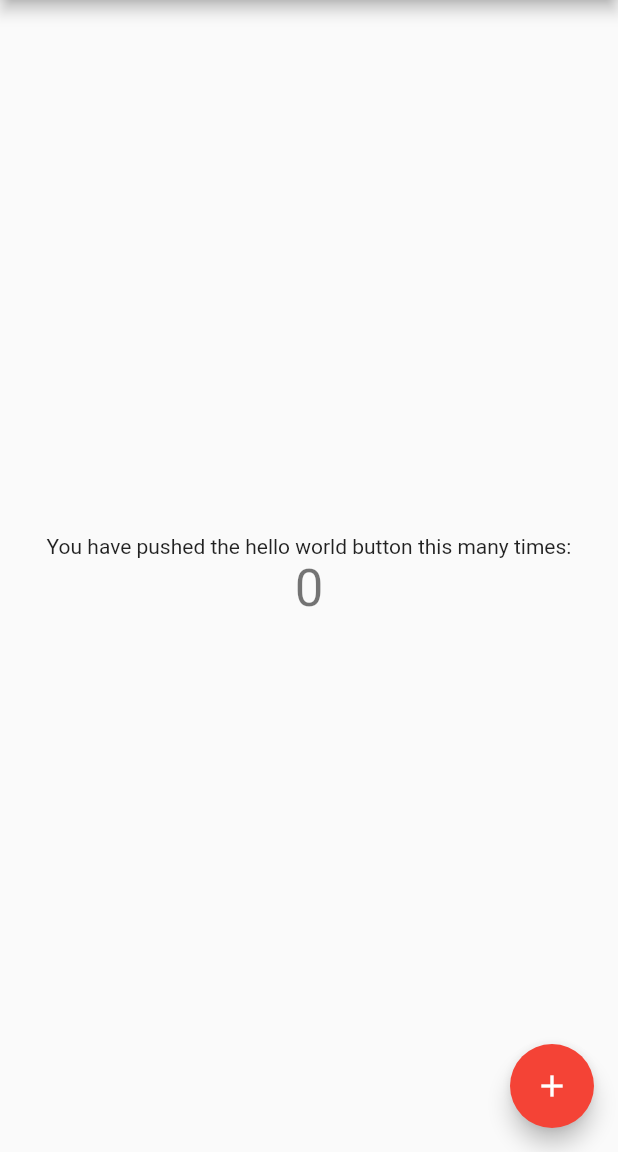
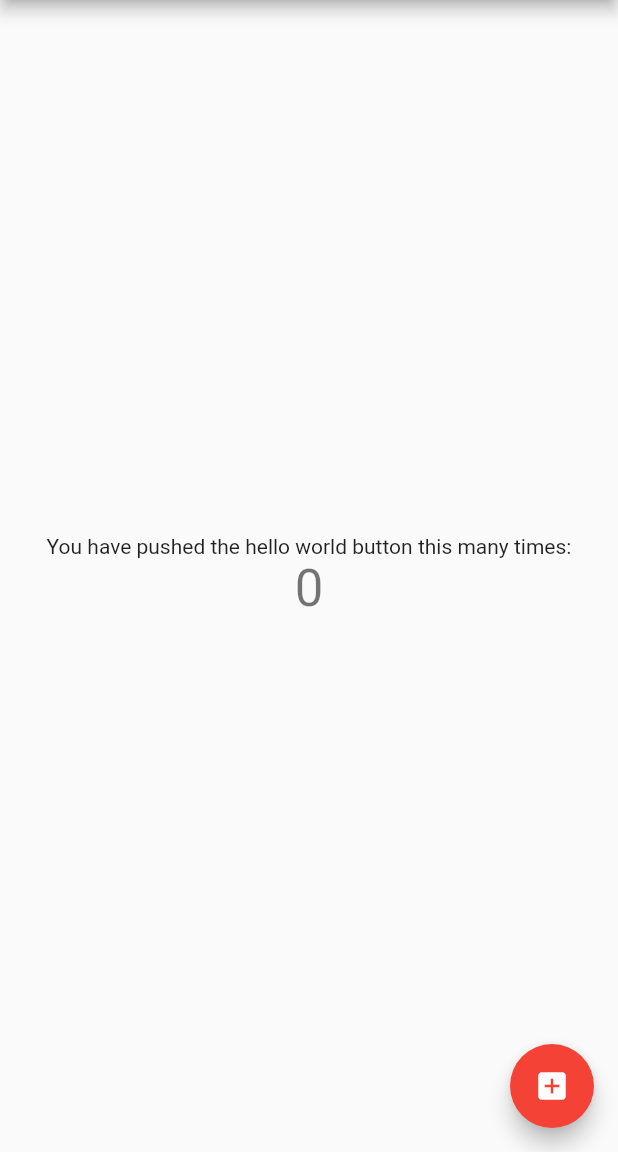
Before and after one commit to krtliv/flutter-hello-world-example, a Flutter app: the screen it shows after launch, on a phone screen of 412 x 824 dp, the part 84-1236 px from its top. Run offline on Flutter 3.47's test engine with Material 2 defaults, Android fonts, the phone set to English and light mode, and no system bars.

Commit message:
change the icon of floatingactionbutton

```diff
--- a/lib/main.dart
+++ b/lib/main.dart
@@ -104,7 +104,7 @@ class _MyHomePageState extends State<MyHomePage> {
       floatingActionButton: FloatingActionButton(
         onPressed: _incrementCounter,
         tooltip: 'Increment',
-        child: Icon(Icons.add),
+        child: Icon(Icons.add_box),
       ), // This trailing comma makes auto-formatting nicer for build methods.
     );
   }
```
